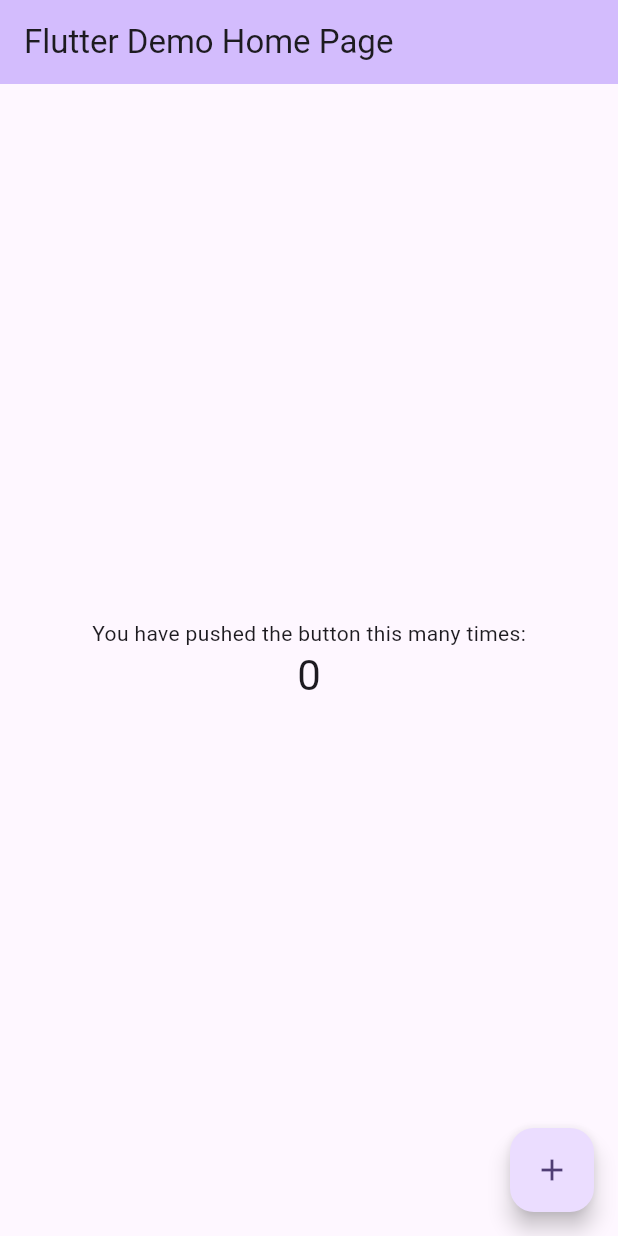
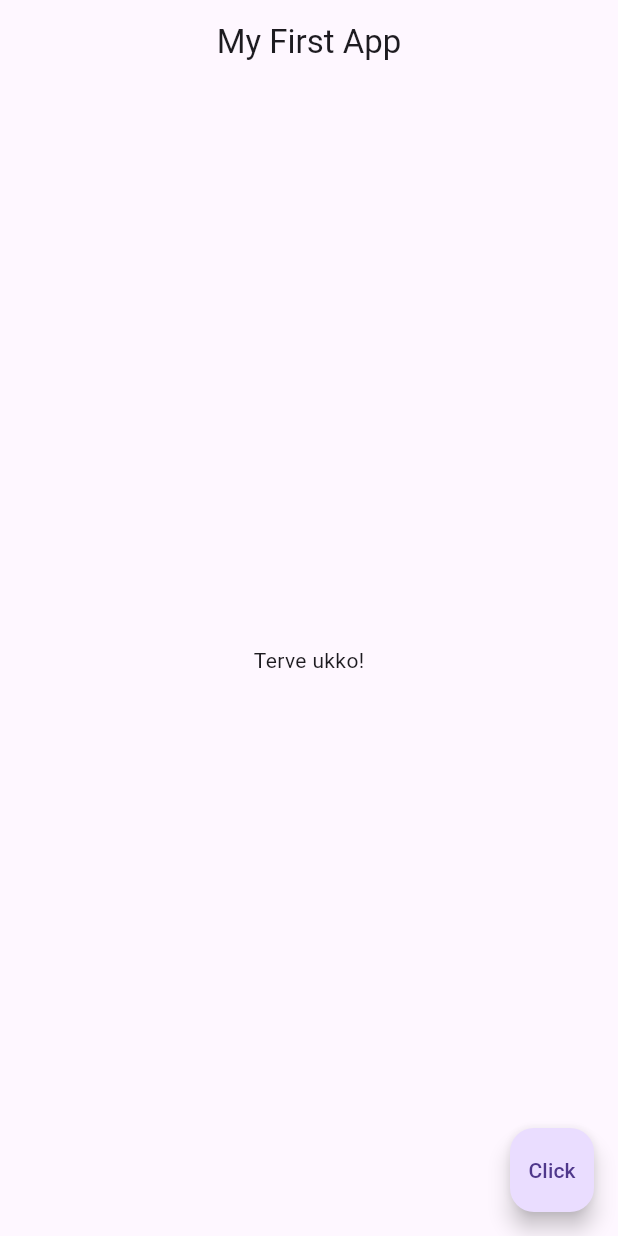
Before and after one commit to reijjo/Flutter-tutorials, a Flutter app: the screen it shows after launch, on a phone screen of 412 x 824 dp. Run offline on Flutter 3.47's test engine with Material 3 defaults, Android fonts, the phone set to English and light mode, and no system bars.

Commit message:
baby steps

```diff
--- a/NetNinja-YouTube/myapp/lib/main.dart
+++ b/NetNinja-YouTube/myapp/lib/main.dart
@@ -1,125 +1,16 @@
 import 'package:flutter/material.dart';
 
-void main() {
-  runApp(const MyApp());
-}
-
-class MyApp extends StatelessWidget {
-  const MyApp({super.key});
-
-  // This widget is the root of your application.
-  @override
-  Widget build(BuildContext context) {
-    return MaterialApp(
-      title: 'Flutter Demo',
-      theme: ThemeData(
-        // This is the theme of your application.
-        //
-        // TRY THIS: Try running your application with "flutter run". You'll see
-        // the application has a purple toolbar. Then, without quitting the app,
-        // try changing the seedColor in the colorScheme below to Colors.green
-        // and then invoke "hot reload" (save your changes or press the "hot
-        // reload" button in a Flutter-supported IDE, or press "r" if you used
-        // the command line to start the app).
-        //
-        // Notice that the counter didn't reset back to zero; the application
-        // state is not lost during the reload. To reset the state, use hot
-        // restart instead.
-        //
-        // This works for code too, not just values: Most code changes can be
-        // tested with just a hot reload.
-        colorScheme: ColorScheme.fromSeed(seedColor: Colors.deepPurple),
-        useMaterial3: true,
+void main() => runApp(MaterialApp(
+        home: Scaffold(
+      appBar: AppBar(
+        title: const Text('My First App'),
+        centerTitle: true,
       ),
-      home: const MyHomePage(title: 'Flutter Demo Home Page'),
-    );
-  }
-}
-
-class MyHomePage extends StatefulWidget {
-  const MyHomePage({super.key, required this.title});
-
-  // This widget is the home page of your application. It is stateful, meaning
-  // that it has a State object (defined below) that contains fields that affect
-  // how it looks.
-
-  // This class is the configuration for the state. It holds the values (in this
-  // case the title) provided by the parent (in this case the App widget) and
-  // used by the build method of the State. Fields in a Widget subclass are
-  // always marked "final".
-
-  final String title;
-
-  @override
-  State<MyHomePage> createState() => _MyHomePageState();
-}
-
-class _MyHomePageState extends State<MyHomePage> {
-  int _counter = 0;
-
-  void _incrementCounter() {
-    setState(() {
-      // This call to setState tells the Flutter framework that something has
-      // changed in this State, which causes it to rerun the build method below
-      // so that the display can reflect the updated values. If we changed
-      // _counter without calling setState(), then the build method would not be
-      // called again, and so nothing would appear to happen.
-      _counter++;
-    });
-  }
-
-  @override
-  Widget build(BuildContext context) {
-    // This method is rerun every time setState is called, for instance as done
-    // by the _incrementCounter method above.
-    //
-    // The Flutter framework has been optimized to make rerunning build methods
-    // fast, so that you can just rebuild anything that needs updating rather
-    // than having to individually change instances of widgets.
-    return Scaffold(
-      appBar: AppBar(
-        // TRY THIS: Try changing the color here to a specific color (to
-        // Colors.amber, perhaps?) and trigger a hot reload to see the AppBar
-        // change color while the other colors stay the same.
-        backgroundColor: Theme.of(context).colorScheme.inversePrimary,
-        // Here we take the value from the MyHomePage object that was created by
-        // the App.build method, and use it to set our appbar title.
-        title: Text(widget.title),
-      ),
-      body: Center(
-        // Center is a layout widget. It takes a single child and positions it
-        // in the middle of the parent.
-        child: Column(
-          // Column is also a layout widget. It takes a list of children and
-          // arranges them vertically. By default, it sizes itself to fit its
-          // children horizontally, and tries to be as tall as its parent.
-          //
-          // Column has various properties to control how it sizes itself and
-          // how it positions its children. Here we use mainAxisAlignment to
-          // center the children vertically; the main axis here is the vertical
-          // axis because Columns are vertical (the cross axis would be
-          // horizontal).
-          //
-          // TRY THIS: Invoke "debug painting" (choose the "Toggle Debug Paint"
-          // action in the IDE, or press "p" in the console), to see the
-          // wireframe for each widget.
-          mainAxisAlignment: MainAxisAlignment.center,
-          children: <Widget>[
-            const Text(
-              'You have pushed the button this many times:',
-            ),
-            Text(
-              '$_counter',
-              style: Theme.of(context).textTheme.headlineMedium,
-            ),
-          ],
-        ),
+      body: const Center(
+        child: Text('Terve ukko!'),
       ),
       floatingActionButton: FloatingActionButton(
-        onPressed: _incrementCounter,
-        tooltip: 'Increment',
-        child: const Icon(Icons.add),
-      ), // This trailing comma makes auto-formatting nicer for build methods.
-    );
-  }
-}
+        onPressed: () {},
+        child: const Text('Click'),
+      ),
+    )));
```
Also changed, not shown: 2 other files.
